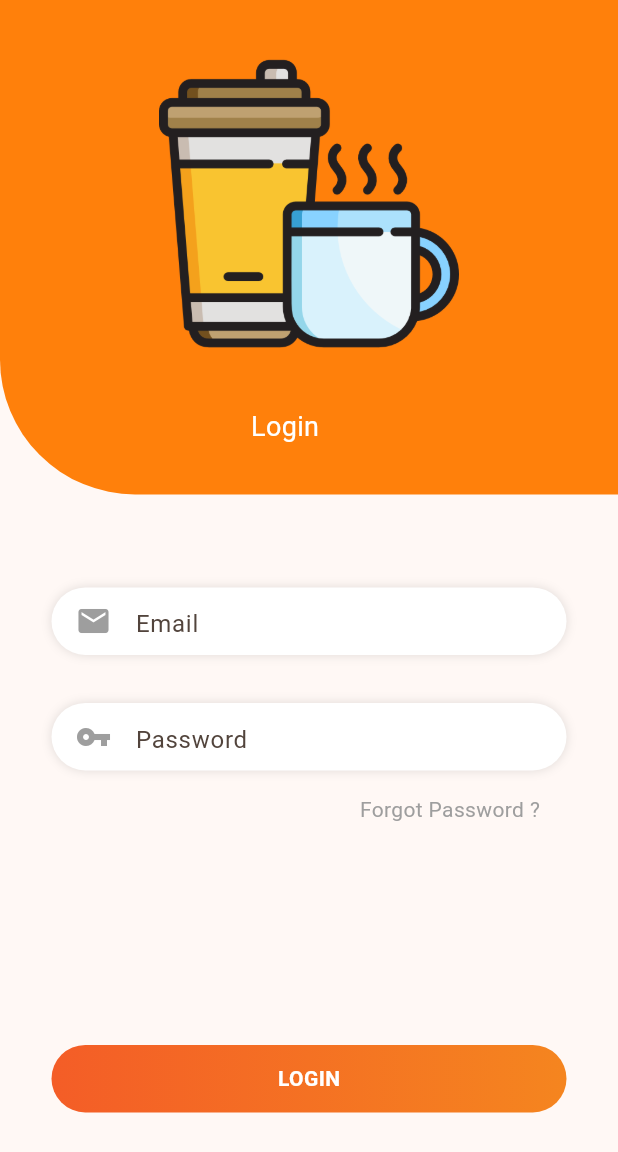
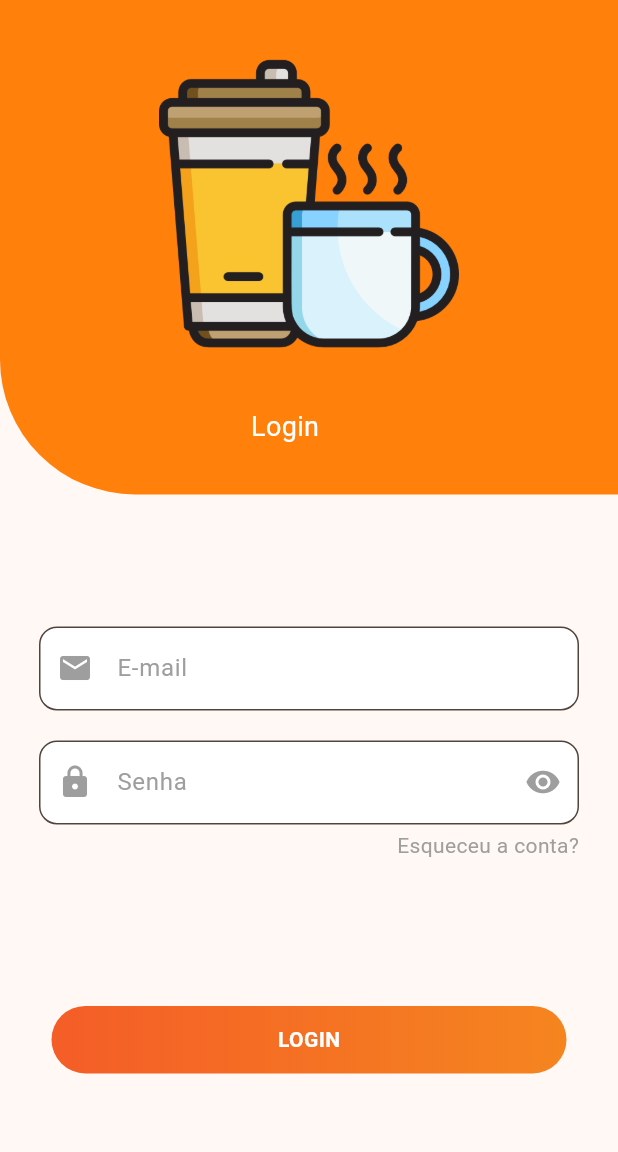
Before and after one commit to luskasouza/app_adaptive, a Flutter app: the LoginScreen screen opened directly, on a phone screen of 412 x 824 dp. Shown: the top 1152 px of the screen. Run offline on Flutter 3.47's test engine with Material 3 defaults, Android fonts, the light colour scheme and no system bars; missing offline and left inert: validatorless.

Commit message:
Adicionado configurações do VS Code, modificado telas de login e splash, adicionado constantes e widgets de botão, email e senha.

```diff
--- a/lib/screens/login_screen.dart
+++ b/lib/screens/login_screen.dart
@@ -1,4 +1,11 @@
+import 'dart:async';
+
 import 'package:flutter/material.dart';
+
+import '../widgets/button/button_login_widget.dart';
+import '../widgets/text_form_field/text_form_field_email_widget.dart';
+import '../widgets/text_form_field/text_form_field_password_widget.dart';
+import 'home_screen.dart';
 
 class LoginScreen extends StatefulWidget {
   const LoginScreen({super.key});
@@ -8,6 +15,11 @@ class LoginScreen extends StatefulWidget {
     return _LoginScreenState();
   }
 }
+
+TextEditingController emailController = TextEditingController();
+TextEditingController passwordController = TextEditingController();
+bool btnLoading = false;
+final GlobalKey<FormState> _formKey = GlobalKey<FormState>();
 
 class _LoginScreenState extends State<LoginScreen> {
   @override
@@ -61,81 +73,116 @@ class _LoginScreenState extends State<LoginScreen> {
             height: MediaQuery.of(context).size.height / 2,
             width: MediaQuery.of(context).size.width,
             padding: const EdgeInsets.only(top: 62),
+            child: Form(
+              key: _formKey,
+              child: Padding(
+                padding: const EdgeInsets.all(26.0),
                 child: Column(
                   children: <Widget>[
-                Container(
-                  width: MediaQuery.of(context).size.width / 1.2,
-                  height: 45,
-                  padding: const EdgeInsets.only(
-                      top: 4, left: 16, right: 16, bottom: 4),
-                  decoration: const BoxDecoration(
-                      borderRadius: BorderRadius.all(Radius.circular(50)),
-                      color: Colors.white,
-                      boxShadow: [
-                        BoxShadow(color: Colors.black12, blurRadius: 5)
-                      ]),
-                  child: const TextField(
-                    decoration: InputDecoration(
-                      border: InputBorder.none,
-                      icon: Icon(
-                        Icons.email,
-                        color: Colors.grey,
+                    TextFormFieldEmailWidget(
+                      controller: emailController,
                     ),
-                      hintText: 'Email',
+                    const SizedBox(
+                      height: 20.0,
                     ),
+                    TextFormFieldPasswordWidget(
+                      controller: passwordController,
                     ),
-                ),
-                Container(
-                  width: MediaQuery.of(context).size.width / 1.2,
-                  height: 45,
-                  margin: const EdgeInsets.only(top: 32),
-                  padding: const EdgeInsets.only(
-                      top: 4, left: 16, right: 16, bottom: 4),
-                  decoration: const BoxDecoration(
-                      borderRadius: BorderRadius.all(Radius.circular(50)),
-                      color: Colors.white,
-                      boxShadow: [
-                        BoxShadow(color: Colors.black12, blurRadius: 5)
-                      ]),
-                  child: const TextField(
-                    decoration: InputDecoration(
-                      border: InputBorder.none,
-                      icon: Icon(
-                        Icons.vpn_key,
-                        color: Colors.grey,
-                      ),
-                      hintText: 'Password',
-                    ),
-                  ),
-                ),
-                const Align(
+                    Align(
                       alignment: Alignment.centerRight,
                       child: Padding(
-                    padding: EdgeInsets.only(top: 16, right: 52),
-                    child: Text(
-                      'Forgot Password ?',
+                        padding: EdgeInsets.only(top: 4.0, right: 0.0),
+                        child: InkWell(
+                          highlightColor: Colors.grey,
+                          onTap: () {
+                            print('Esqueceu a conta?');
+                          },
+                          child: const Text(
+                            'Esqueceu a conta?',
                             style: TextStyle(color: Colors.grey),
                           ),
                         ),
                       ),
+                    ),
                     const Spacer(),
-                Container(
+                    LoginButtonWidget(
+                        onLoginStatus: btnLoading,
+                        onLoginPressed: () {
+                          if (_formKey.currentState!.validate()) {
+                            setState(() {
+                              btnLoading = true;
+                            });
+                            Timer(
+                              const Duration(seconds: 10),
+                              () {
+                                Navigator.pushReplacement(
+                                  context,
+                                  MaterialPageRoute(builder: (context) {
+                                    return const HomeScreen(
+                                        title: 'Home Screen');
+                                  }),
+                                );
+                                setState(() {
+                                  btnLoading = false;
+                                });
+                                ScaffoldMessenger.of(context).showSnackBar(
+                                  SnackBar(
+                                    duration: Duration(seconds: 2),
+                                    content: const Row(
+                                      children: [
+                                        Icon(Icons.verified_user_rounded,
+                                            color: Colors
+                                                .white), // Ícone à esquerda do texto
+                                        SizedBox(
+                                            width:
+                                                8), // Espaçamento entre o ícone e o texto
+                                        Text('Usuário logado com sucesso.'),
+                                      ],
+                                    ),
+                                    backgroundColor:
+                                        Colors.teal, // Cor de fundo da snackbar
+                                    behavior: SnackBarBehavior
+                                        .floating, // Comportamento da snackbar
+                                    shape: RoundedRectangleBorder(
+                                      // Forma da snackbar
+                                      borderRadius: BorderRadius.circular(8),
+                                      side: const BorderSide(
+                                          color: Colors.teal, width: 2),
+                                    ),
+                                  ),
+                                );
+                              },
+                            );
+                            return;
+                          }
+                          btnLoading = false;
+                        }),
+                    /*InkWell(
+                      onTap: () {},
+                      child: Container(
                         height: 45,
                         width: MediaQuery.of(context).size.width / 1.2,
                         decoration: const BoxDecoration(
                           gradient: LinearGradient(
                             colors: [Color(0xFFf45d27), Color(0xFFf5851f)],
                           ),
-                      borderRadius: BorderRadius.all(Radius.circular(50))),
+                          borderRadius: BorderRadius.all(
+                            Radius.circular(50),
+                          ),
+                        ),
                         child: Center(
                           child: Text(
                             'Login'.toUpperCase(),
                             style: const TextStyle(
-                          color: Colors.white, fontWeight: FontWeight.bold),
+                                color: Colors.white,
+                                fontWeight: FontWeight.bold),
                           ),
                         ),
                       ),
+                    ),*/
                   ],
+                ),
+              ),
             ),
           )
         ],
--- a/lib/screens/splash_screen.dart
+++ b/lib/screens/splash_screen.dart
@@ -2,6 +2,7 @@ import 'dart:async';
 import 'package:app_adaptive/screens/home_screen.dart';
 import 'package:flutter/material.dart';
 
+import '../utils/constants.dart';
 import 'login_screen.dart';
 
 class SplashScreen extends StatefulWidget {
@@ -38,8 +39,8 @@ class _SplashScreenState extends State<SplashScreen> {
               begin: Alignment.topRight,
               end: Alignment.bottomLeft,
               colors: [
-                Color(0xFFFF800B),
-                Color(0xFFFF800B),
+                primaryColor,
+                secondaryColor,
               ]),
         ),
         child: Column(
--- /dev/null
+++ b/lib/utils/constants.dart
@@ -0,0 +1,4 @@
+import 'package:flutter/material.dart';
+
+const primaryColor = Color(0xFFFF800B);
+const secondaryColor = Color(0xFFFF800B);
--- /dev/null
+++ b/lib/widgets/button/button_login_widget.dart
@@ -0,0 +1,72 @@
+import 'package:flutter/material.dart';
+
+// ignore: must_be_immutable
+class LoginButtonWidget extends StatefulWidget {
+  final VoidCallback onLoginPressed;
+  bool onLoginStatus;
+
+  LoginButtonWidget(
+      {Key? key, required this.onLoginPressed, required this.onLoginStatus})
+      : super(key: key);
+
+  @override
+  _LoginButtonWidgetState createState() => _LoginButtonWidgetState();
+}
+
+class _LoginButtonWidgetState extends State<LoginButtonWidget> {
+  @override
+  Widget build(BuildContext context) {
+    print('widget.onLoginStatus: ${widget.onLoginStatus.toString()}');
+    return widget.onLoginStatus == false
+        ? InkWell(
+            onTap: () => widget.onLoginPressed(),
+            child: Container(
+              height: 45,
+              width: MediaQuery.of(context).size.width / 1.2,
+              decoration: const BoxDecoration(
+                gradient: LinearGradient(
+                  colors: [Color(0xFFf45d27), Color(0xFFf5851f)],
+                ),
+                borderRadius: BorderRadius.all(
+                  Radius.circular(50),
+                ),
+              ),
+              child: Center(
+                child: widget.onLoginStatus != false
+                    ? const CircularProgressIndicator(
+                        valueColor: AlwaysStoppedAnimation<Color>(
+                          Colors.white,
+                        ),
+                      )
+                    : Text(
+                        'Login'.toUpperCase(),
+                        style: const TextStyle(
+                          color: Colors.white,
+                          fontWeight: FontWeight.bold,
+                        ),
+                      ),
+              ),
+            ),
+          )
+        : Container(
+            height: 45,
+            width: MediaQuery.of(context).size.width / 1.2,
+            decoration: const BoxDecoration(
+              gradient: LinearGradient(
+                colors: [Color(0xFFf45d27), Color(0xFFf5851f)],
+              ),
+              borderRadius: BorderRadius.all(
+                Radius.circular(50),
+              ),
+            ),
+            child: const Center(
+              child: CircularProgressIndicator(
+                strokeWidth: 1.7,
+                valueColor: AlwaysStoppedAnimation<Color>(
+                  Colors.white,
+                ),
+              ),
+            ),
+          );
+  }
+}
--- /dev/null
+++ b/lib/widgets/text_form_field/text_form_field_email_widget.dart
@@ -0,0 +1,53 @@
+import 'package:flutter/material.dart';
+import 'package:validatorless/validatorless.dart';
+
+class TextFormFieldEmailWidget extends StatefulWidget {
+  final TextEditingController? controller; // Adicione um controlador opcional
+
+  const TextFormFieldEmailWidget({Key? key, this.controller}) : super(key: key);
+
+  @override
+  // ignore: library_private_types_in_public_api
+  _TextFormFieldEmailWidgetState createState() =>
+      _TextFormFieldEmailWidgetState();
+}
+
+class _TextFormFieldEmailWidgetState extends State<TextFormFieldEmailWidget> {
+  late TextEditingController _emailController;
+
+  @override
+  void initState() {
+    super.initState();
+    _emailController = widget.controller ?? TextEditingController();
+  }
+
+  @override
+  Widget build(BuildContext context) {
+    return TextFormField(
+      controller: _emailController,
+      keyboardType: TextInputType.emailAddress,
+      validator: Validatorless.multiple([
+        Validatorless.email('E-mail inválido.'),
+        Validatorless.required('E-mail e obrigatório.')
+      ]),
+      style: const TextStyle(color: Colors.black),
+      decoration: InputDecoration(
+        filled: true,
+        fillColor: Colors.white,
+        border: OutlineInputBorder(
+          borderSide: const BorderSide(color: Colors.white, width: 2.0),
+          borderRadius: BorderRadius.circular(12.0),
+        ),
+        prefixIcon: const Padding(
+          padding: EdgeInsets.all(0.0),
+          child: Icon(
+            Icons.email,
+            color: Colors.grey,
+          ),
+        ),
+        hintText: 'E-mail',
+        hintStyle: const TextStyle(color: Colors.grey),
+      ),
+    );
+  }
+}
--- /dev/null
+++ b/lib/widgets/text_form_field/text_form_field_password_widget.dart
@@ -0,0 +1,59 @@
+import 'package:flutter/material.dart';
+import 'package:validatorless/validatorless.dart';
+
+class TextFormFieldPasswordWidget extends StatefulWidget {
+  final TextEditingController? controller;
+
+  const TextFormFieldPasswordWidget({Key? key, this.controller})
+      : super(key: key);
+
+  @override
+  _TextFormFieldPasswordWidgetState createState() =>
+      _TextFormFieldPasswordWidgetState();
+}
+
+class _TextFormFieldPasswordWidgetState
+    extends State<TextFormFieldPasswordWidget> {
+  bool _obscurePassword = true;
+
+  @override
+  Widget build(BuildContext context) {
+    return TextFormField(
+      controller: widget.controller, // Use o controlador fornecido
+      obscureText: _obscurePassword,
+      validator: Validatorless.multiple([
+        Validatorless.required('Senha é obrigatória.'),
+        Validatorless.min(8, 'Pelo menos 8 caracteres')
+      ]),
+      style: const TextStyle(color: Colors.black),
+      decoration: InputDecoration(
+        filled: true,
+        fillColor: Colors.white,
+        border: OutlineInputBorder(
+          borderSide: const BorderSide(color: Colors.white, width: 2.0),
+          borderRadius: BorderRadius.circular(12.0),
+        ),
+        prefixIcon: const Padding(
+          padding: EdgeInsets.all(0.0),
+          child: Icon(
+            Icons.lock,
+            color: Colors.grey,
+          ),
+        ),
+        suffixIcon: IconButton(
+          icon: Icon(
+            _obscurePassword ? Icons.visibility : Icons.visibility_off,
+            color: Colors.grey,
+          ),
+          onPressed: () {
+            setState(() {
+              _obscurePassword = !_obscurePassword;
+            });
+          },
+        ),
+        hintText: 'Senha',
+        hintStyle: const TextStyle(color: Colors.grey),
+      ),
+    );
+  }
+}
--- a/pubspec.yaml
+++ b/pubspec.yaml
@@ -36,6 +36,7 @@ dependencies:
   # Use with the CupertinoIcons class for iOS style icons.
   cupertino_icons: ^1.0.2
   flutter_localization: ^0.2.0
+  validatorless: ^1.2.3
 
 dev_dependencies:
   flutter_test:
```
Also changed, not shown: pubspec.lock. Lines whose indentation alone changed are shown as unchanged.
